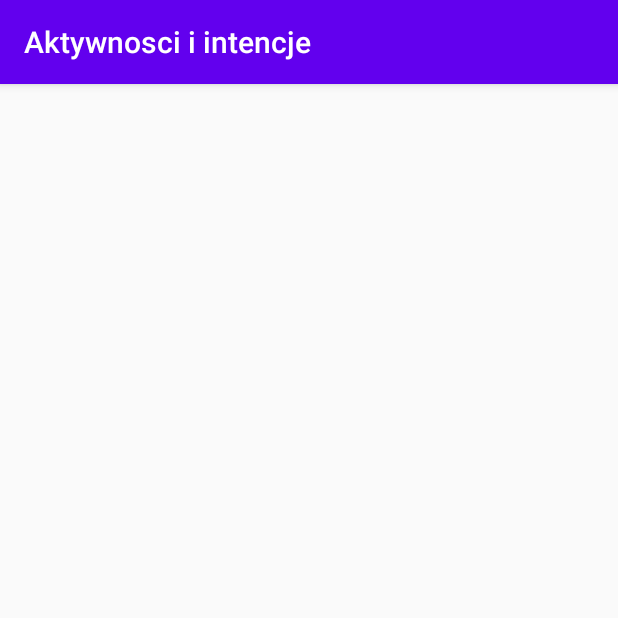
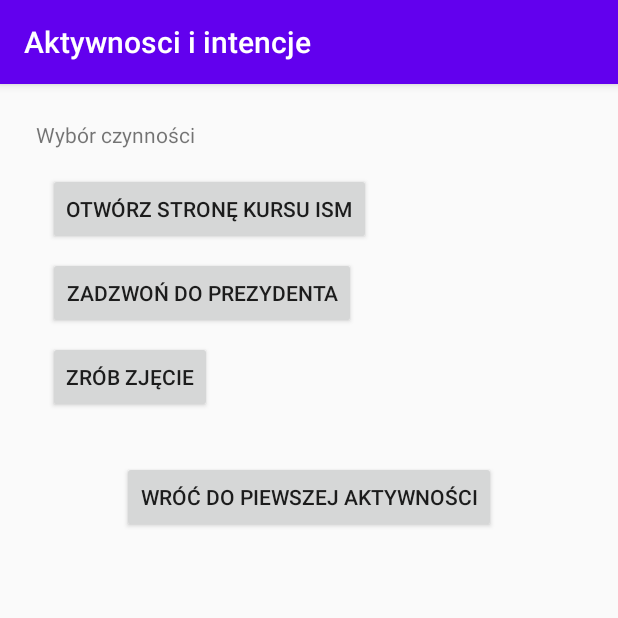
Before and after one commit to jan268/Lab03, an Android app: the TrzeciaAktywnosc screen opened directly, with no data from a screen before it, on a phone screen of 412 x 824 dp, the top half of it. Run offline under Robolectric (Android 15) with nearby library versions, the phone set to English and light mode, and no system bars.

Commit message:
Trzecia_Aktywnosc

```diff
--- a/app/src/main/res/layout/activity_trzecia_aktywnosc.xml
+++ b/app/src/main/res/layout/activity_trzecia_aktywnosc.xml
@@ -7,4 +7,38 @@
         android:layout_height="match_parent"
         tools:context=".TrzeciaAktywnosc">
 
+    <TextView
+            android:text="@string/menu_czynnosci"
+            android:layout_width="wrap_content"
+            android:layout_height="wrap_content" android:id="@+id/informacja5"
+            app:layout_constraintTop_toTopOf="parent"
+            android:layout_marginTop="24dp" app:layout_constraintStart_toStartOf="parent"
+            android:layout_marginStart="24dp"/>
+    <Button
+            android:text="@string/otworz_stron_www"
+            android:layout_width="wrap_content"
+            android:layout_height="wrap_content" android:id="@+id/przyciskStronaWWW"
+            android:layout_marginTop="16dp"
+            app:layout_constraintTop_toBottomOf="@+id/informacja5" app:layout_constraintStart_toStartOf="parent"
+            android:layout_marginStart="32dp"/>
+    <Button
+            android:text="@string/zadzwo"
+            android:layout_width="wrap_content"
+            android:layout_height="wrap_content" android:id="@+id/przyciskTelefon"
+            app:layout_constraintStart_toStartOf="parent" android:layout_marginStart="32dp"
+            app:layout_constraintTop_toBottomOf="@+id/przyciskStronaWWW" android:layout_marginTop="8dp"/>
+    <Button
+            android:text="@string/zrob_zdjecie"
+            android:layout_width="wrap_content"
+            android:layout_height="wrap_content" android:id="@+id/przyciskZdjecie"
+            app:layout_constraintStart_toStartOf="parent" android:layout_marginStart="32dp"
+            android:layout_marginTop="8dp" app:layout_constraintTop_toBottomOf="@+id/przyciskTelefon"/>
+    <Button
+            android:text="@string/wroc_do_glownej"
+            android:layout_width="wrap_content"
+            android:layout_height="wrap_content" android:id="@+id/przyciskPowrot1"
+            android:layout_marginTop="32dp"
+            app:layout_constraintTop_toBottomOf="@+id/przyciskZdjecie" app:layout_constraintStart_toStartOf="parent"
+            android:layout_marginStart="16dp" android:layout_marginEnd="16dp"
+            app:layout_constraintEnd_toEndOf="parent"/>
 </androidx.constraintlayout.widget.ConstraintLayout>
```
Also changed, not shown: 1 other file.
